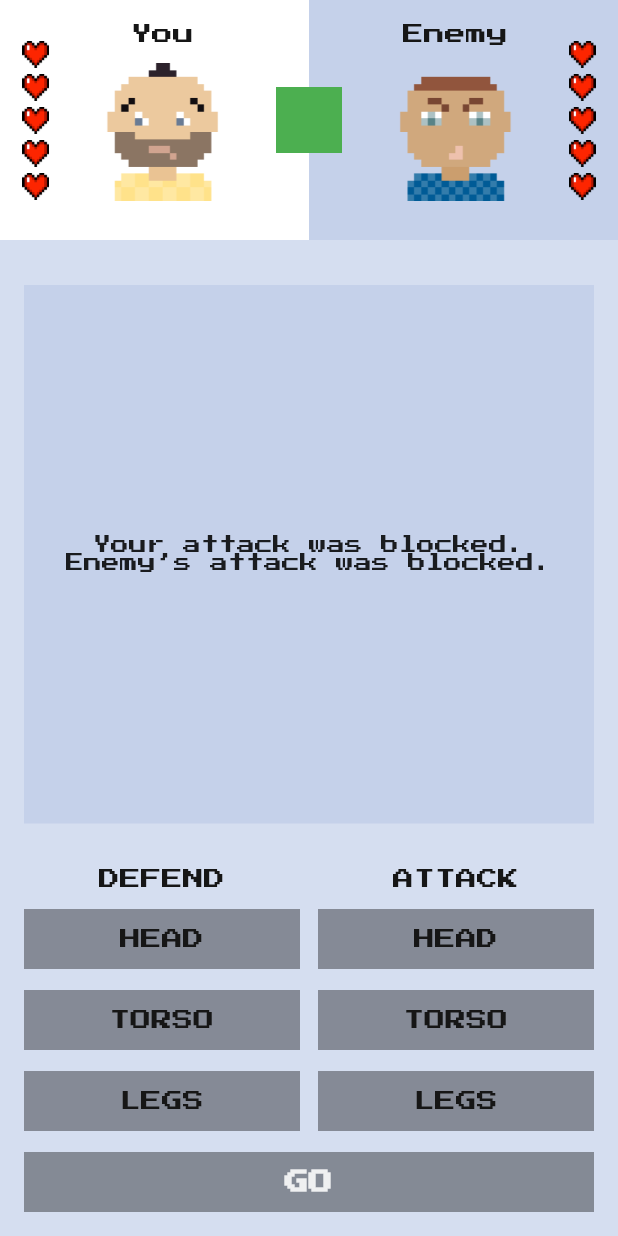
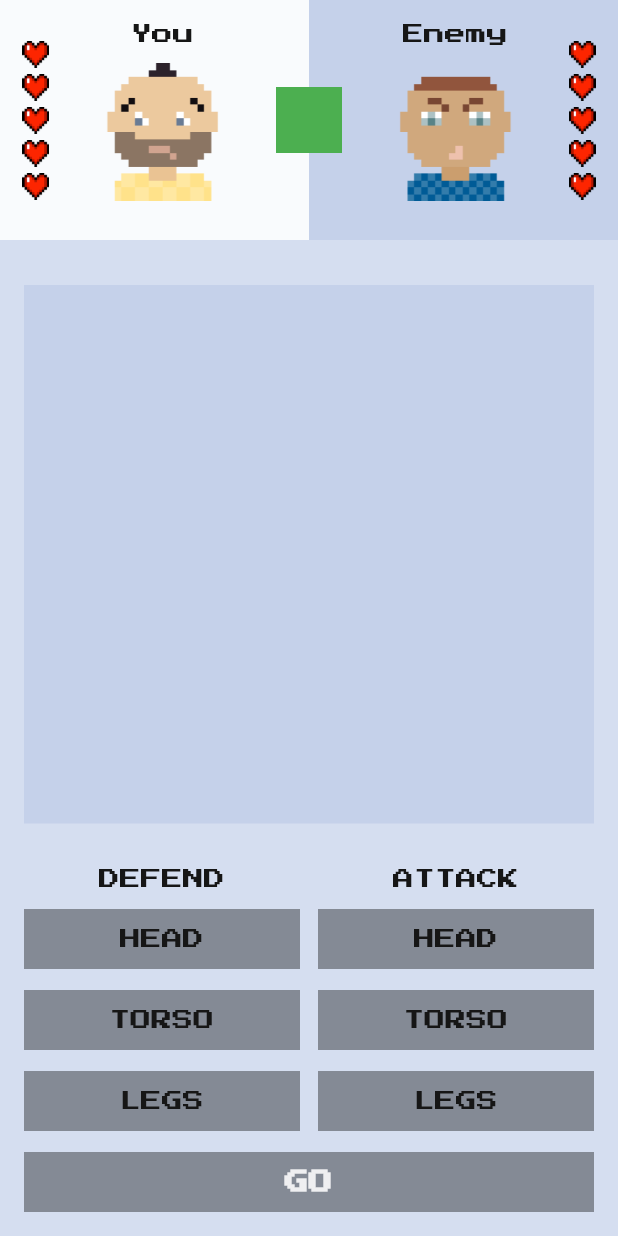
Before and after one commit to marie2465/flutter_fight_club, a Flutter app: the screen it shows after launch, on a phone screen of 412 x 824 dp. Run offline on Flutter 3.47's test engine with Material 2 defaults, Android fonts, the phone set to English and light mode, and no system bars; our stand-ins replace google_fonts.

Commit message:
lessons 2: done homework with 7

```diff
--- a/lib/fight_club_colors.dart
+++ b/lib/fight_club_colors.dart
@@ -4,9 +4,9 @@ class FightClubColors{
   FightClubColors._();
 
   static const background = Color(0xFFD5DEF0);
-  static const greyButton = Color(0x60000000);
+  static const greyButton = Colors.black38;
   static const blueButton = Color(0xFF1C79CE);
-  static const blackButton = Color(0xDE000000);
+  static const blackButton = Colors.black87;
   static const darkGreyText = Color(0xFF161616);
   static const whiteText = Color(0xDDFFFFFF);
   static const darkPuple = Color(0xFFC5D1EA);
--- a/lib/main.dart
+++ b/lib/main.dart
@@ -36,7 +36,7 @@ class MyHomePage extends StatefulWidget {
 }
 
 class MyHomePageState extends State<MyHomePage> {
-  static const maxLivves = 5;
+  static const maxLives = 5;
 
   BodyPart? defendingBodyPart;
   BodyPart? attackingBodyPart;
@@ -44,36 +44,40 @@ class MyHomePageState extends State<MyHomePage> {
   BodyPart whatEnemyAttacks = BodyPart.random();
   BodyPart whatEnemyDefends = BodyPart.random();
 
-  int yourLives = maxLivves;
-  int enemysLives = maxLivves;
+  int yourLives = maxLives;
+  int enemysLives = maxLives;
+
+  String centerText = "";
 
   @override
   Widget build(BuildContext context) {
     return Scaffold(
-      backgroundColor: const Color(0xFFD5DEF0),
+      backgroundColor: FightClubColors.background,
       body: SafeArea(
         child: Column(
           children: [
             FightersInfo(
-                maxLivesCount: maxLivves,
+                maxLivesCount: maxLives,
                 yourLivesCount: yourLives,
                 enemysLivesCount: enemysLives),
-            const Expanded(
+            const SizedBox(height: 30),
+            Expanded(
                 child: Padding(
-              padding: EdgeInsets.symmetric(horizontal: 16, vertical: 30),
-              child: SizedBox(
-                width: double.infinity,
-                child: ColoredBox(
-                  color: Color(0xFFC5D1EA),
+              padding: EdgeInsets.symmetric(horizontal: 16),
+              child: ColoredBox(
+                color: FightClubColors.darkPuple,
+                child: SizedBox(
+                  width: double.infinity,
                   child: Center(
                       child: Text(
-                    "Your attack was blocked.\nEnemy’s attack was blocked.",
+                    centerText,
                     textAlign: TextAlign.center,
-                    style: TextStyle(fontSize: 12),
+                    style: TextStyle(color: FightClubColors.darkGreyText),
                   )),
                 ),
               ),
             )),
+            const SizedBox(height: 30),
             ControlsWidget(
                 defendingBodyPart: defendingBodyPart,
                 selectDependingBodyPart: _selectDependingBodyPart,
@@ -95,19 +99,19 @@ class MyHomePageState extends State<MyHomePage> {
 
   Color _getGoButtonColor() {
     if (yourLives == 0 || enemysLives == 0) {
-      return Colors.black87;
+      return FightClubColors.blackButton;
     } else if (attackingBodyPart == null || defendingBodyPart == null) {
-      return Colors.black38;
+      return FightClubColors.greyButton;
     } else {
-      return Colors.black87;
+      return FightClubColors.blackButton;
     }
   }
 
   void _onGoButtonClicked() {
     if (yourLives == 0 || enemysLives == 0) {
       setState(() {
-        yourLives = maxLivves;
-        enemysLives = maxLivves;
+        yourLives = maxLives;
+        enemysLives = maxLives;
       });
     } else if (defendingBodyPart != null && attackingBodyPart != null) {
       setState(() {
@@ -119,6 +123,22 @@ class MyHomePageState extends State<MyHomePage> {
         }
         if (youLoseLife) {
           yourLives -= 1;
+        }
+
+        if (enemysLives == 0 && yourLives == 0) {
+          centerText = "Draw";
+        } else if (yourLives == 0) {
+          centerText = "You lost!";
+        } else if (enemysLives == 0) {
+          centerText = "You won!";
+        } else {
+          String first = enemyLoseLife
+              ? "You hit enemy's ${attackingBodyPart!.name.toLowerCase()}."
+              : "Your attack was blocked.";
+          String second = youLoseLife
+              ? "Enemy hit your ${whatEnemyAttacks.name.toLowerCase()}."
+              : "Enemy's attack was blocked.";
+          centerText = "$first\n$second";
         }
 
         whatEnemyDefends = BodyPart.random();
@@ -177,7 +197,7 @@ class GoButton extends StatelessWidget {
                 style: const TextStyle(
                     fontWeight: FontWeight.w900,
                     fontSize: 16,
-                    color: Color(0xDEFFFFFF)),
+                    color: FightClubColors.whiteText),
               ),
             ),
           ),
@@ -209,7 +229,7 @@ class FightersInfo extends StatelessWidget {
           children: [
             Expanded(
                 child: ColoredBox(
-              color: Colors.white,
+              color: FightClubColors.whiteText,
             )),
             Expanded(
                 child: ColoredBox(
@@ -364,25 +384,17 @@ class LivesWidget extends StatelessWidget {
       mainAxisSize: MainAxisSize.min,
       children: List.generate(overallivesCount, (index) {
         if (index < currentlivesCount) {
-          return Padding(
-            padding: EdgeInsets.only(bottom: index< overallivesCount-1 ? 4 : 0),
-            child: Image.asset(
-              FightClubIcons.heartFull,
-              height: 18,
-              width: 18,
-            ),
-          );
+          return [
+            Image.asset(FightClubIcons.heartFull, height: 18, width: 18),
+            if (index < overallivesCount - 1) SizedBox(height: 4)
+          ];
         } else {
-          return Padding(
-            padding: EdgeInsets.only(bottom: index< overallivesCount-1 ? 4 : 0),
-            child: Image.asset(
-              FightClubIcons.heartEmpty,
-              height: 18,
-              width: 18,
-            ),
-          );
+          return [
+            Image.asset(FightClubIcons.heartEmpty, height: 18, width: 18),
+            if (index < overallivesCount - 1) SizedBox(height: 4)
+          ];
         }
-      }),
+      }).expand((element) => element).toList(),
     );
   }
 }
```
